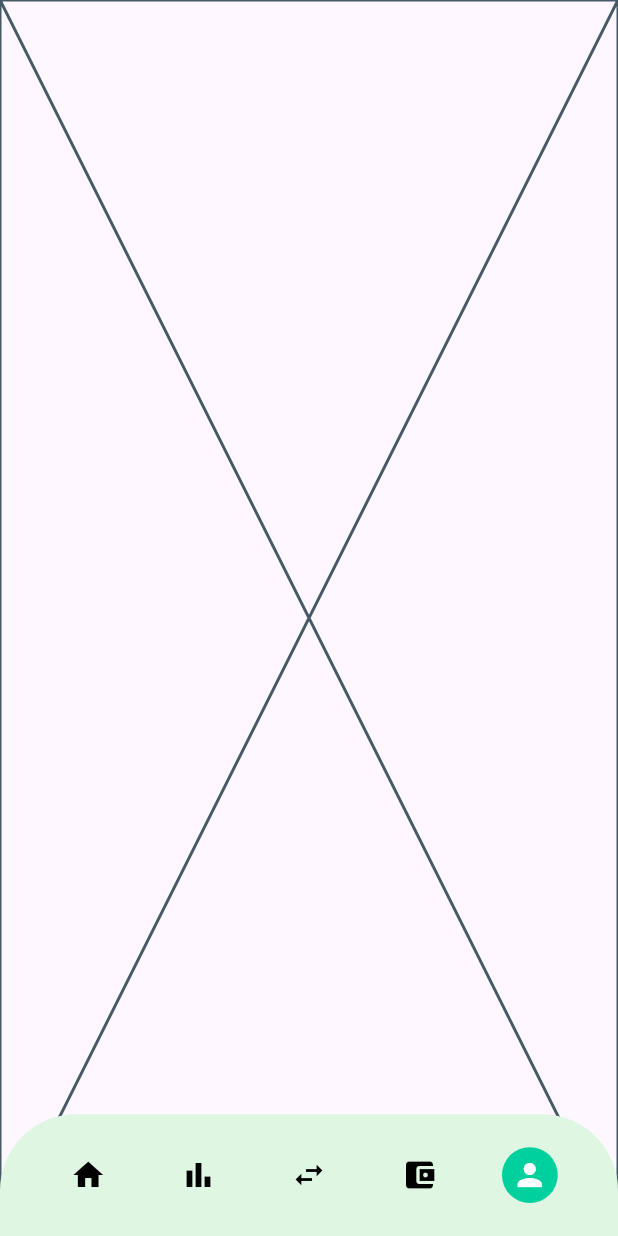
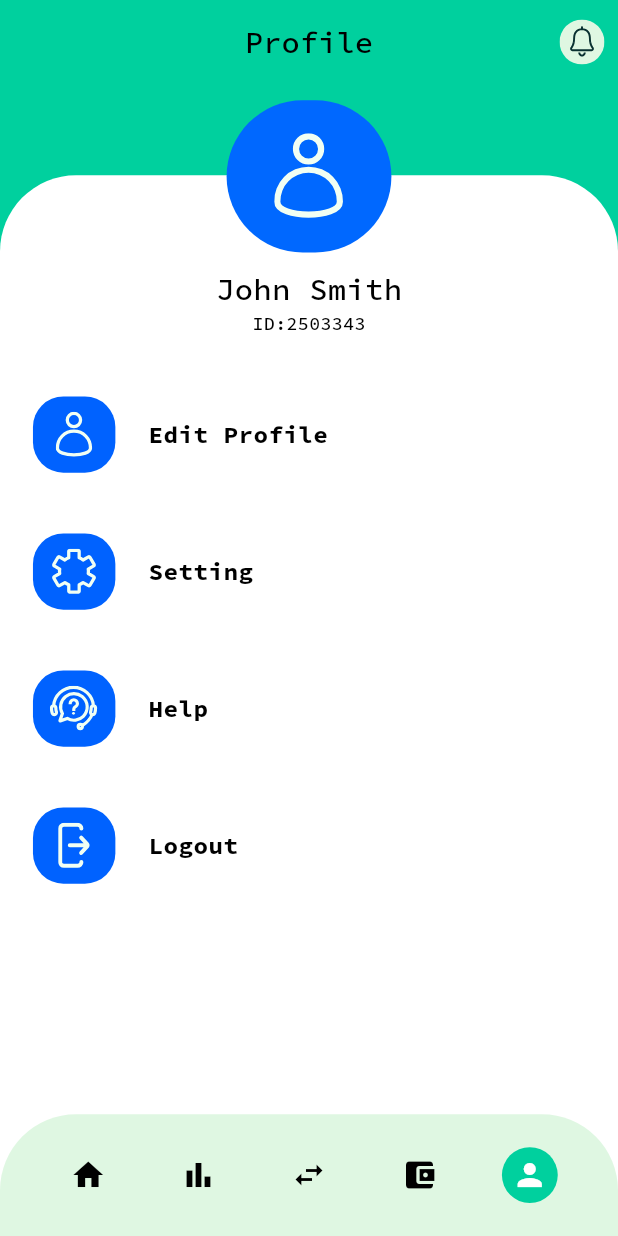
Before and after one commit to Datrix001/Finance-Manager, a Flutter app: the HomeScreen screen opened by its route, item 5 of the bottom bar chosen, on a phone screen of 412 x 824 dp. Run offline on Flutter 3.47's test engine with Material 3 defaults, Android fonts, the phone set to English and light mode, and no system bars; our stand-ins replace easy_localization, flutter_bloc, flutter_screenutil, flutter_svg, go_router, pinput and 1 more; accounts and stored records are empty.

Commit message:
Completed Static profile ui

```diff
--- a/assets/translations/en-US.json
+++ b/assets/translations/en-US.json
@@ -76,5 +76,14 @@
     "reminder": "Reminder!",
     "transactions": "Transactions",
     "new_update": "New Update"
+  },
+  "profile": {
+    "title": "Profile",
+    "name": "John Smith",
+    "id": "ID:2503343",
+    "edit_profile": "Edit Profile",
+    "setting": "Setting",
+    "help": "Help",
+    "logout": "Logout"
   }
 }
--- a/lib/core/navigation/app_router.dart
+++ b/lib/core/navigation/app_router.dart
@@ -8,6 +8,7 @@ import 'package:finwise/features/notifications/presentation/screens/notification
 import 'package:finwise/features/onboarding/presentation/screens/onboarding_screen.dart';
 import 'package:finwise/features/auth/presentation/screens/otp_screen.dart';
 import 'package:finwise/features/auth/presentation/screens/sign_up_screen.dart';
+import 'package:finwise/features/profile/presentation/screens/profile_screen.dart';
 import 'package:finwise/features/splash/presentation/screens/splash_screen.dart';
 import 'package:go_router/go_router.dart';
 
@@ -71,6 +72,11 @@ class AppRouter {
         name: "/homeScreen",
         builder: (context, state) => HomeScreen(),
       ),
+      GoRoute(
+        path: "/profileScreen",
+        name: "/profileScreen",
+        builder: (context, state) => ProfileScreen(),
+      ),
     ],
   );
 }
--- a/lib/features/auth/presentation/screens/login_screen.dart
+++ b/lib/features/auth/presentation/screens/login_screen.dart
@@ -59,7 +59,7 @@ class LoginScreen extends StatelessWidget {
                       80.verticalSpace,
                       AppButton(
                         text: 'onbarding.log_in',
-                        onPressed: () => context.pushReplacement("/homeScreen"),
+                        onPressed: () => context.go("/homeScreen"),
                         width: 150.w,
                         isDiff: false,
                       ),
--- a/lib/features/home/presentation/screens/home_screen.dart
+++ b/lib/features/home/presentation/screens/home_screen.dart
@@ -1,14 +1,33 @@
 import 'package:finwise/core/util/widgets/custom_navigation_bar.dart';
 import 'package:finwise/features/home/presentation/screens/home.dart';
+import 'package:finwise/features/profile/presentation/screens/profile_screen.dart';
 import 'package:flutter/material.dart';
 
-class HomeScreen extends StatelessWidget {
+class HomeScreen extends StatefulWidget {
   static const routeName = "/homeScreen";
   const HomeScreen({super.key});
 
   @override
+  State<HomeScreen> createState() => _HomeScreenState();
+}
+
+class _HomeScreenState extends State<HomeScreen> {
+  late final ValueNotifier<NavItem> navNotifier;
+
+  @override
+  void initState() {
+    super.initState();
+    navNotifier = ValueNotifier(NavItem.home);
+  }
+
+  @override
+  void dispose() {
+    navNotifier.dispose();
+    super.dispose();
+  }
+
+  @override
   Widget build(BuildContext context) {
-    final navNotifier = ValueNotifier<NavItem>(NavItem.home);
     return Scaffold(
       body: Stack(
         children: [
@@ -25,7 +44,7 @@ class HomeScreen extends StatelessWidget {
                 case NavItem.wallet:
                   return const Placeholder();
                 case NavItem.profile:
-                  return const Placeholder();
+                  return const ProfileScreen();
               }
             },
           ),
--- /dev/null
+++ b/lib/features/profile/presentation/screens/profile_screen.dart
@@ -0,0 +1,103 @@
+import 'package:finwise/core/styles/app_text.dart';
+import 'package:finwise/features/profile/presentation/widgets/custom_icon_button.dart';
+import 'package:finwise/gen/assets.gen.dart';
+import 'package:finwise/gen/colors.gen.dart';
+import 'package:flutter/material.dart';
+import 'package:flutter_screenutil/flutter_screenutil.dart';
+import 'package:flutter_svg/svg.dart';
+import 'package:go_router/go_router.dart';
+
+class ProfileScreen extends StatelessWidget {
+  const ProfileScreen({super.key});
+  static const routeName = "/profileScreen";
+
+  @override
+  Widget build(BuildContext context) {
+    return Scaffold(
+      backgroundColor: AppColors.primary,
+      appBar: AppBar(
+        backgroundColor: AppColors.transparent,
+        title: appTextS2("profile.title"),
+        centerTitle: true,
+        actions: [
+          IconButton(
+            onPressed: () => context.pushNamed("/notification"),
+            icon: SvgPicture.asset(Assets.svg.iconNotification),
+          ),
+        ],
+      ),
+      body: Column(
+        children: [
+          60.verticalSpace,
+          Expanded(
+            child: Stack(
+              clipBehavior: Clip.none,
+              children: [
+                Container(
+                  width: double.infinity,
+                  decoration: BoxDecoration(
+                    color: AppColors.white,
+                    borderRadius: BorderRadius.only(
+                      topLeft: Radius.circular(50.r),
+                      topRight: Radius.circular(50.r),
+                    ),
+                  ),
+                  child: Column(
+                    children: [
+                      60.verticalSpace,
+                      appTextS2("profile.name"),
+                      Row(
+                        mainAxisAlignment: MainAxisAlignment.center,
+                        children: [appTextB2("profile.id")],
+                      ),
+                      20.verticalSpace,
+                      CustomIconButton(
+                        icon: SvgPicture.asset(Assets.svg.profile),
+                        title: "profile.edit_profile",
+                        onTap: () {},
+                      ),
+                      CustomIconButton(
+                        icon: SvgPicture.asset(Assets.svg.setting),
+                        title: "profile.setting",
+                        onTap: () {},
+                      ),
+                      CustomIconButton(
+                        icon: SvgPicture.asset(Assets.svg.help),
+                        title: "profile.help",
+                        onTap: () {},
+                      ),
+                      CustomIconButton(
+                        icon: SvgPicture.asset(Assets.svg.logout),
+                        title: "profile.logout",
+                        onTap: () {},
+                      ),
+                    ],
+                  ),
+                ),
+                Positioned(
+                  left: 0.h,
+                  top: -50,
+                  right: 0,
+                  child: Center(
+                    child: Container(
+                      height: 100.h,
+                      width: 100.w,
+                      decoration: BoxDecoration(
+                        color: AppColors.blue,
+                        borderRadius: BorderRadius.all(Radius.circular(90.r)),
+                      ),
+                      child: Padding(
+                        padding: EdgeInsets.all(20.w),
+                        child: SvgPicture.asset(Assets.svg.profile),
+                      ),
+                    ),
+                  ),
+                ),
+              ],
+            ),
+          ),
+        ],
+      ),
+    );
+  }
+}
--- /dev/null
+++ b/lib/features/profile/presentation/widgets/custom_icon_button.dart
@@ -0,0 +1,41 @@
+import 'package:finwise/core/styles/app_text.dart';
+import 'package:finwise/gen/colors.gen.dart';
+import 'package:flutter/material.dart';
+import 'package:flutter_screenutil/flutter_screenutil.dart';
+
+class CustomIconButton extends StatelessWidget {
+  final Widget icon;
+  final String title;
+  final VoidCallback onTap;
+  const CustomIconButton({
+    super.key,
+    required this.icon,
+    required this.title,
+    required this.onTap,
+  });
+
+  @override
+  Widget build(BuildContext context) {
+    return Padding(
+      padding: EdgeInsets.only(top: 20.h, left: 20.w, bottom: 20.h),
+      child: GestureDetector(
+        onTap: () => onTap,
+        child: Row(
+          children: [
+            Container(
+              width: 50.w,
+              height: 50.h,
+              decoration: BoxDecoration(
+                color: AppColors.blue.withGreen(98),
+                borderRadius: BorderRadius.all(Radius.circular(20.r)),
+              ),
+              child: Padding(padding: EdgeInsets.all(10.h), child: icon),
+            ),
+            20.horizontalSpace,
+            appTextS3(title),
+          ],
+        ),
+      ),
+    );
+  }
+}
--- a/lib/gen/assets.gen.dart
+++ b/lib/gen/assets.gen.dart
@@ -131,17 +131,29 @@ class $AssetsSvgGen {
   /// File path: assets/svg/grocery.svg
   String get grocery => 'assets/svg/grocery.svg';
 
+  /// File path: assets/svg/help.svg
+  String get help => 'assets/svg/help.svg';
+
+  /// File path: assets/svg/logout.svg
+  String get logout => 'assets/svg/logout.svg';
+
   /// File path: assets/svg/medicine.svg
   String get medicine => 'assets/svg/medicine.svg';
 
   /// File path: assets/svg/money.svg
   String get money => 'assets/svg/money.svg';
 
+  /// File path: assets/svg/profile.svg
+  String get profile => 'assets/svg/profile.svg';
+
   /// File path: assets/svg/rent.svg
   String get rent => 'assets/svg/rent.svg';
 
   /// File path: assets/svg/savings.svg
   String get savings => 'assets/svg/savings.svg';
+
+  /// File path: assets/svg/setting.svg
+  String get setting => 'assets/svg/setting.svg';
 
   /// File path: assets/svg/star.svg
   String get star => 'assets/svg/star.svg';
@@ -166,10 +178,14 @@ class $AssetsSvgGen {
     eye,
     food,
     grocery,
+    help,
+    logout,
     medicine,
     money,
+    profile,
     rent,
     savings,
+    setting,
     star,
     ticket,
     transport,
```
Also changed, not shown: assets/svg/help.svg (added), assets/svg/logout.svg (added), assets/svg/profile.svg (added), assets/svg/setting.svg (added).
